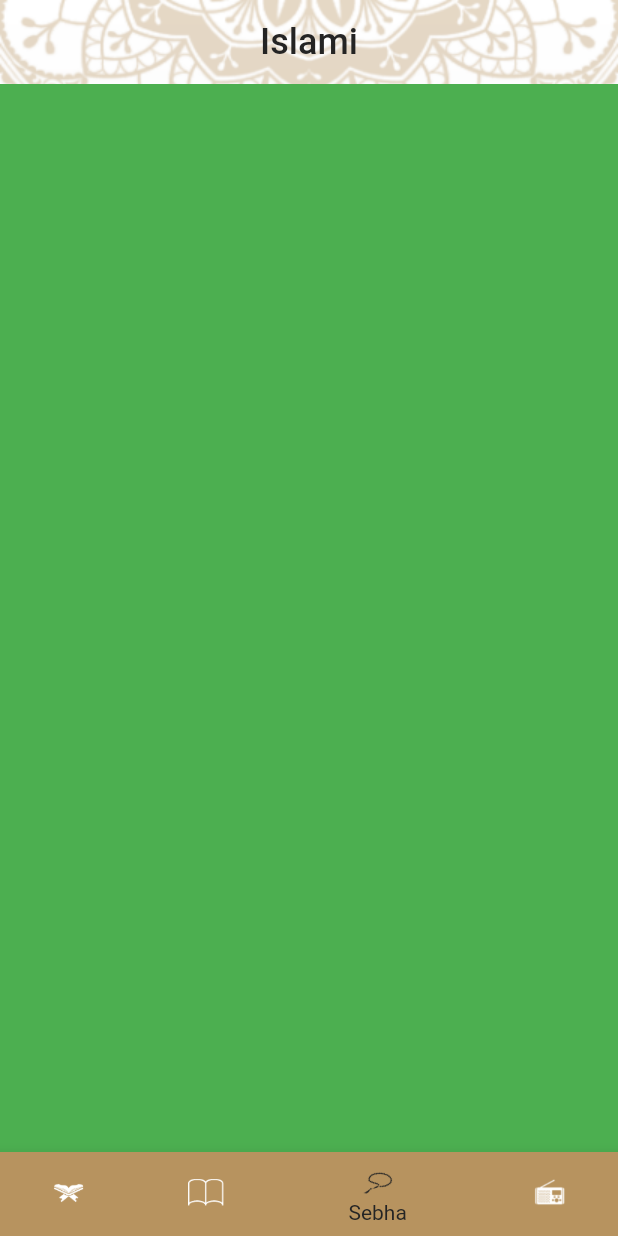
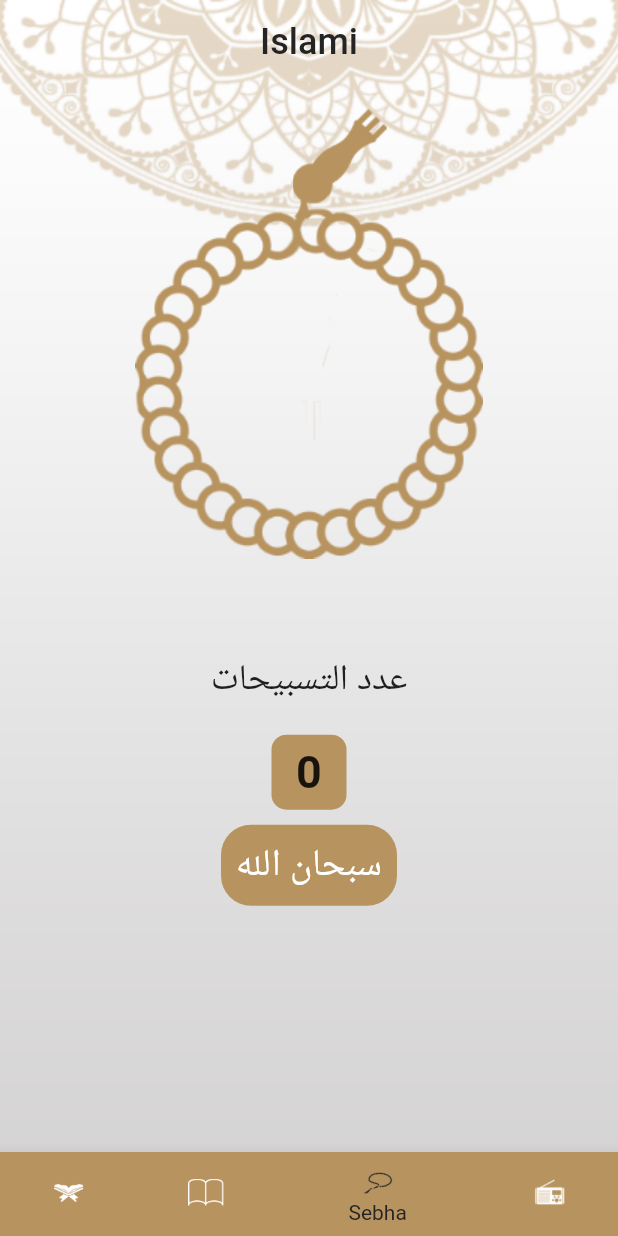
Before and after one commit to alimosaad/islamic_app, a Flutter app: the screen it shows after launch, item 3 of the bottom bar chosen, on a phone screen of 412 x 824 dp. Run offline on Flutter 3.47's test engine with Material 2 defaults, Android fonts, the phone set to English and light mode, and no system bars.

Commit message:
Finish sebha tab.

```diff
--- a/lib/screens/home/sebha/sebha_tab.dart
+++ b/lib/screens/home/sebha/sebha_tab.dart
@@ -1,12 +1,114 @@
 import 'package:flutter/material.dart';
+import 'package:islami_app/MyThemeData.dart';
 
-class SebhaTab extends StatelessWidget {
+class SebhaTab extends StatefulWidget {
+  const SebhaTab({Key? key}) : super(key: key);
 
+  @override
+  State<SebhaTab> createState() => _SebhaTabState();
+}
+
+class _SebhaTabState extends State<SebhaTab> {
+  int counter = 0;
+  int tasbehCount = 0;
+  double angle = 0;
+  List<String> tasbeh = ["سبحان الله", "الحمد لله", "الله اكبر"];
+
+  void incCounter() {
+    setState(() {
+      counter++;
+    });
+  }
 
   @override
   Widget build(BuildContext context) {
+    double height = MediaQuery.of(context).size.height;
+    double width = MediaQuery.of(context).size.width;
     return Container(
-      color: Colors.green,
+      alignment: Alignment.center,
+      child: Column(
+        children: [
+          Container(
+              height: height * 0.45,
+              width: double.infinity,
+              child: Stack(
+                alignment: Alignment.center,
+                children: [
+                  Positioned(
+                      left: width * 0.45,
+                      bottom: height * 0.32,
+                      child: Image.asset(
+                        'assets/images/head of seb7a.png',
+                        width: width * 0.2,
+                        height: height * 0.11,
+                      )),
+                  Positioned(
+                      top: height * 0.1,
+                      child: Transform.rotate(
+                          angle: angle,
+                          child:
+                              Image.asset('assets/images/body of seb7a.png'))),
+                ],
+              )),
+          const SizedBox(
+            height: 10,
+          ),
+          Text(
+            'عدد التسبيحات',
+            style: Theme.of(context).textTheme.headlineSmall,
+          ),
+          const SizedBox(
+            height: 20,
+          ),
+          Container(
+            height: 50,
+            width: 50,
+            decoration: BoxDecoration(
+              color: MyThemeData.primaryColor,
+              borderRadius: BorderRadius.circular(10),
+            ),
+            child: Center(
+              child: Text(
+                '$counter',
+                style: const TextStyle(
+                  fontSize: 30,
+                  fontWeight: FontWeight.bold,
+                ),
+              ),
+            ),
+          ),
+          const SizedBox(
+            height: 10,
+          ),
+          InkWell(
+            onTap: () {
+              if (counter == 33) {
+                counter = 0;
+                if (tasbehCount == tasbeh.length - 1) {
+                  tasbehCount = 0;
+                } else {
+                  tasbehCount++;
+                }
+              } else {
+                counter++;
+              }
+              angle+=21.7;
+              setState(() {});
+            },
+            child: Container(
+              padding: EdgeInsets.all(10),
+              decoration: BoxDecoration(
+                  borderRadius: BorderRadius.circular(20),
+                  color: Theme.of(context).primaryColor),
+              child: Text(
+                tasbeh[tasbehCount],
+                style: Theme.of(context).textTheme.displaySmall,
+              ),
+            ),
+          ),
+          Spacer(),
+        ],
+      ),
     );
   }
 }
```
